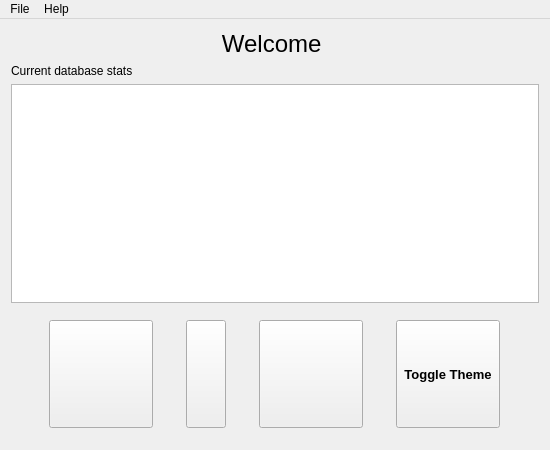
This is GUI-verklegtVika3/mainwindow.ui in streamerinn/Verklegt-1 as Qt 5 draws it before an edit. The edited form follows.
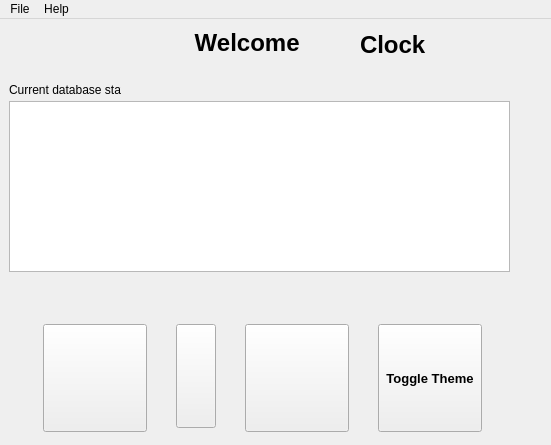
This is the edited form. Icons and pictures are not drawn.

Commit message: Tooltips i mainwindow, klukka

What changed in the file:
```diff
--- a/GUI-verklegtVika3/mainwindow.ui
+++ b/GUI-verklegtVika3/mainwindow.ui
@@ -6,8 +6,8 @@
    <rect>
     <x>0</x>
     <y>0</y>
-    <width>550</width>
-    <height>450</height>
+    <width>551</width>
+    <height>445</height>
    </rect>
   </property>
   <property name="minimumSize">
@@ -30,9 +30,21 @@
 
 }</string>
    </property>
-   <layout class="QVBoxLayout" name="verticalLayout">
-    <item>
      <widget class="QLabel" name="label">
+    <property name="geometry">
+     <rect>
+      <x>190</x>
+      <y>10</y>
+      <width>121</width>
+      <height>29</height>
+     </rect>
+    </property>
+    <property name="font">
+     <font>
+      <weight>75</weight>
+      <bold>true</bold>
+     </font>
+    </property>
       <property name="styleSheet">
        <string notr="true"/>
       </property>
@@ -40,16 +52,28 @@
        <string>&lt;html&gt;&lt;head/&gt;&lt;body&gt;&lt;p align=&quot;center&quot;&gt;&lt;span style=&quot; font-size:18pt;&quot;&gt;Welcome &lt;/span&gt;&lt;/p&gt;&lt;/body&gt;&lt;/html&gt;</string>
       </property>
      </widget>
-    </item>
-    <item>
      <widget class="QLabel" name="label_2">
+    <property name="geometry">
+     <rect>
+      <x>9</x>
+      <y>63</y>
+      <width>112</width>
+      <height>16</height>
+     </rect>
+    </property>
       <property name="text">
        <string>Current database stats</string>
       </property>
      </widget>
-    </item>
-    <item>
      <widget class="QListWidget" name="listStats">
+    <property name="geometry">
+     <rect>
+      <x>9</x>
+      <y>82</y>
+      <width>501</width>
+      <height>171</height>
+     </rect>
+    </property>
       <property name="minimumSize">
        <size>
         <width>480</width>
@@ -63,9 +87,15 @@
        </size>
       </property>
      </widget>
-    </item>
-    <item>
      <widget class="QWidget" name="horizontalWidget" native="true">
+    <property name="geometry">
+     <rect>
+      <x>9</x>
+      <y>294</y>
+      <width>510</width>
+      <height>126</height>
+     </rect>
+    </property>
       <property name="maximumSize">
        <size>
         <width>16777215</width>
@@ -224,15 +254,33 @@
        </item>
       </layout>
      </widget>
-    </item>
-   </layout>
+   <widget class="QLabel" name="digitalClock">
+    <property name="geometry">
+     <rect>
+      <x>360</x>
+      <y>0</y>
+      <width>141</width>
+      <height>51</height>
+     </rect>
+    </property>
+    <property name="font">
+     <font>
+      <pointsize>18</pointsize>
+      <weight>75</weight>
+      <bold>true</bold>
+     </font>
+    </property>
+    <property name="text">
+     <string>Clock</string>
+    </property>
+   </widget>
   </widget>
   <widget class="QMenuBar" name="menuBar">
    <property name="geometry">
     <rect>
      <x>0</x>
      <y>0</y>
-     <width>550</width>
+     <width>551</width>
      <height>21</height>
     </rect>
    </property>
```
Left out of the diff: 15 changed lines with no effect on the pictures. Lines whose indentation alone changed are shown as unchanged. The commit also changes 2 other files.
